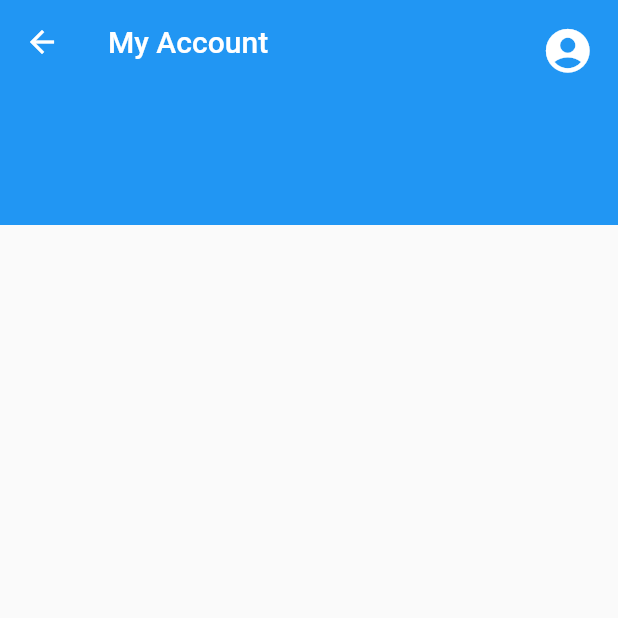
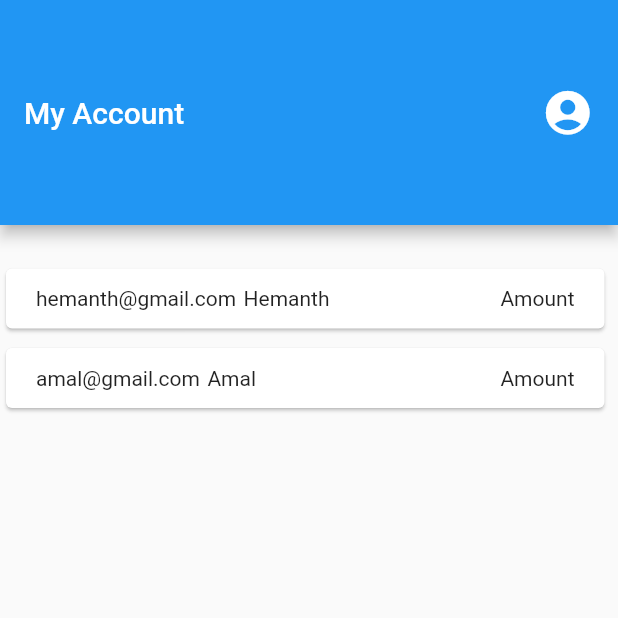
Before and after one commit to amalpavithran/Coconut-App, a Flutter app: the HomePage screen opened directly, on a phone screen of 412 x 824 dp, the top half of it. Run offline on Flutter 3.47's test engine with Material 2 defaults, Android fonts, the phone set to English and light mode, and no system bars; our stand-ins replace bloc, firebase_auth, firebase_core, flutter_bloc, flutter_signin_button, google_sign_in; missing offline and left inert: upi_india; accounts and stored records are empty.

Commit message:
ADDED: Home skeleton

```diff
--- a/lib/main.dart
+++ b/lib/main.dart
@@ -19,6 +19,6 @@ class MyApp extends StatelessWidget {
           primarySwatch: Colors.blue,
           visualDensity: VisualDensity.adaptivePlatformDensity,
         ),
-        home: LoginPage());
+        home: HomePage());
   }
 }
--- a/lib/presentation/home_page.dart
+++ b/lib/presentation/home_page.dart
@@ -11,26 +11,45 @@ class HomePage extends StatelessWidget {
           email: "hemanth@gmail.com",
           name: "Hemanth",
           photoURL: null,
-          groups: null)
+          groups: null),
+      UserDetails(
+          email: "amal@gmail.com", name: "Amal", photoURL: null, groups: null)
     ];
     List<Widget> groupWids = [];
     for (var user in users) {
-      groupWids.add(Card(
-        child: Text(user.email),
-      ));
+      groupWids.add(Padding(
+          padding: EdgeInsets.fromLTRB(0, 5, 5, 0),
+          child: Card(
+            child: Container(
+                width: MediaQuery.of(context).size.width,
+                height: 40,
+                child: Padding(
+                    padding: EdgeInsets.fromLTRB(20, 0, 20, 0),
+                    child: Row(
+                        mainAxisAlignment: MainAxisAlignment.center,
+                        children: <Widget>[
+                          Text(user.email),
+                          Padding(
+                            padding: EdgeInsets.only(left: 5),
+                            child: Text(user.name),
+                          ),
+                          Spacer(),
+                          Text("Amount")
+                        ]))),
+          )));
     }
     Widget groupList = SingleChildScrollView(
-      child: Column(
-        children: groupWids,
-      ),
+      child: Container(
+          width: MediaQuery.of(context).size.width,
+          child: Column(
+            children: groupWids,
+          )),
     );
 
     return Scaffold(
-        body: CustomScrollView(
-      slivers: <Widget>[
-        SliverAppBar(
+        appBar: AppBar(
           title: Text('My Account'),
-          expandedHeight: 150,
+          toolbarHeight: 150,
           actions: <Widget>[
             Padding(
               padding: const EdgeInsets.all(8.0),
@@ -42,7 +61,6 @@ class HomePage extends StatelessWidget {
             ),
           ],
         ),
-      ],
-    ));
+        body: Padding(padding: EdgeInsets.only(top: 20), child: groupList));
   }
 }
```
